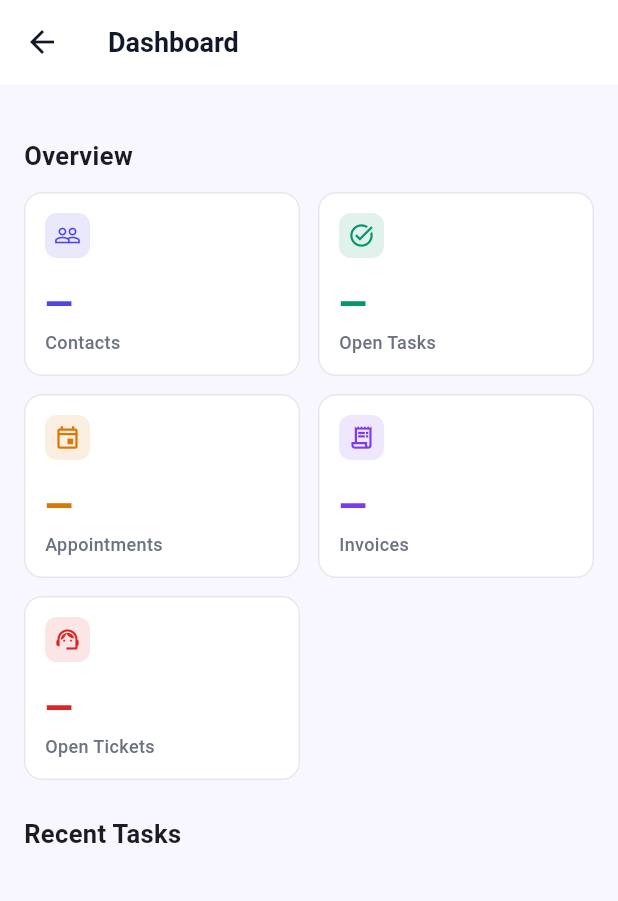
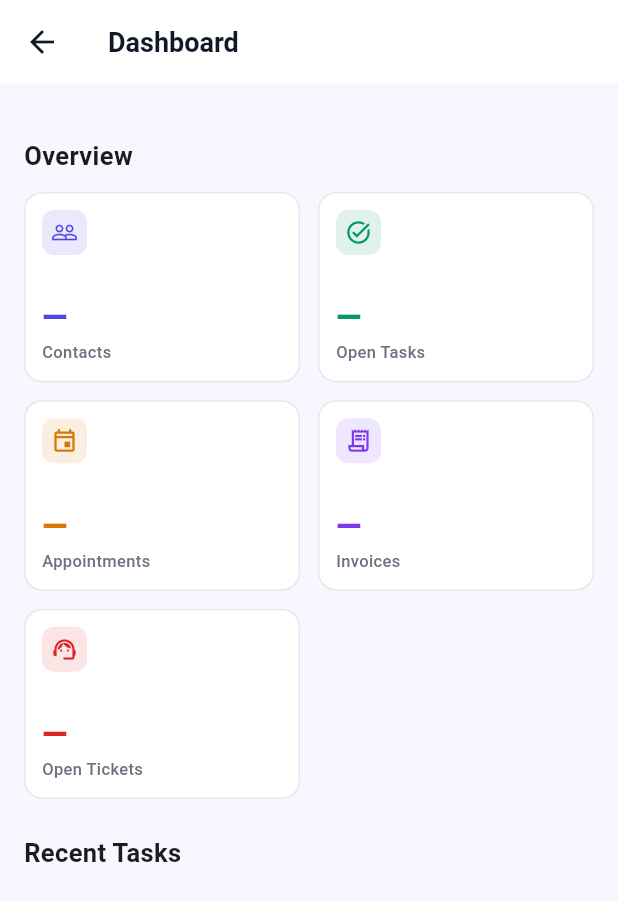
Before and after one commit to EmmanuelMsafiri1992/Zonse2026, a Flutter app: the DashboardScreen screen opened directly, on a phone screen of 412 x 824 dp. Shown: the top 901 px of the screen. Run offline on Flutter 3.47's test engine with Material 3 defaults, Android fonts, the phone set to English and light mode, and no system bars; our stand-ins replace dio, flutter_riverpod, flutter_secure_storage; accounts and stored records are empty; network calls fail.

Commit message:
Fix mobile UI responsiveness and splash screen branding
- Replace generic icon in splash/loading screen with Zonseob logo mark and wordmark
- Fix dashboard stat cards overflow by using fixed childAspectRatio and reduced padding
- Shorten "Dashboard" nav label to "Home" to prevent wrapping on 7-item nav bar
- Add maxLines + ellipsis overflow to contact, task, invoice, and appointment list items
- Wrap task card badge column in ConstrainedBox to prevent right-side overflow
- Add Flexible to ticket card requester name so priority badge never gets pushed out
- Fix invoice detail label column using Expanded on value side for long content
- Add overflow handling to StatusBadge text globally

Co-Authored-By: Claude Sonnet 4.6 <noreply@anthropic.com>

```diff
--- a/mobile/lib/features/appointments/screens/appointments_screen.dart
+++ b/mobile/lib/features/appointments/screens/appointments_screen.dart
@@ -97,7 +97,10 @@ class _AppointmentCard extends StatelessWidget {
               child: Column(
                 crossAxisAlignment: CrossAxisAlignment.start,
                 children: [
-                  Text(appointment.title, style: const TextStyle(fontWeight: FontWeight.w600, fontSize: 15)),
+                  Text(appointment.title,
+                      maxLines: 2,
+                      overflow: TextOverflow.ellipsis,
+                      style: const TextStyle(fontWeight: FontWeight.w600, fontSize: 15)),
                   if (starts != null) ...[
                     const SizedBox(height: 4),
                     Row(children: [
--- a/mobile/lib/features/dashboard/screens/dashboard_screen.dart
+++ b/mobile/lib/features/dashboard/screens/dashboard_screen.dart
@@ -56,7 +56,7 @@ class DashboardScreen extends ConsumerWidget {
                 crossAxisCount: 2,
                 mainAxisSpacing: 12,
                 crossAxisSpacing: 12,
-                childAspectRatio: 1.5,
+                childAspectRatio: 1.45,
                 children: [
                   _StatCard(
                     title: 'Contacts',
@@ -166,34 +166,30 @@ class _StatCard extends StatelessWidget {
   Widget build(BuildContext context) {
     return Card(
       child: Padding(
-        padding: const EdgeInsets.all(14),
+        padding: const EdgeInsets.all(12),
         child: Column(
           crossAxisAlignment: CrossAxisAlignment.start,
           mainAxisAlignment: MainAxisAlignment.spaceBetween,
           children: [
-            Row(
-              children: [
-                Container(
-                  padding: const EdgeInsets.all(6),
-                  decoration: BoxDecoration(color: color.withOpacity(0.12), borderRadius: BorderRadius.circular(8)),
-                  child: Icon(icon, color: color, size: 18),
-                ),
-              ],
+            Container(
+              padding: const EdgeInsets.all(6),
+              decoration: BoxDecoration(color: color.withOpacity(0.12), borderRadius: BorderRadius.circular(8)),
+              child: Icon(icon, color: color, size: 18),
             ),
             Column(
               crossAxisAlignment: CrossAxisAlignment.start,
               children: [
                 loading
                     ? SizedBox(
-                        height: 24,
+                        height: 22,
                         width: 48,
                         child: LinearProgressIndicator(color: color, backgroundColor: color.withOpacity(0.1)),
                       )
                     : Text(
                         value ?? '—',
-                        style: TextStyle(fontSize: 24, fontWeight: FontWeight.w800, color: color),
+                        style: TextStyle(fontSize: 22, fontWeight: FontWeight.w800, color: color),
                       ),
-                Text(title, style: const TextStyle(fontSize: 12, color: AppColors.textSecondary, fontWeight: FontWeight.w500)),
+                Text(title, style: const TextStyle(fontSize: 11, color: AppColors.textSecondary, fontWeight: FontWeight.w500)),
               ],
             ),
           ],
--- a/mobile/lib/shared/widgets/status_badge.dart
+++ b/mobile/lib/shared/widgets/status_badge.dart
@@ -17,6 +17,8 @@ class StatusBadge extends StatelessWidget {
       ),
       child: Text(
         label,
+        maxLines: 1,
+        overflow: TextOverflow.ellipsis,
         style: TextStyle(fontSize: 11, fontWeight: FontWeight.w600, color: color),
       ),
     );
```
Also changed, not shown: mobile/lib/features/contacts/screens/contacts_screen.dart (+10 -2 lines), mobile/lib/features/helpdesk/screens/tickets_screen.dart (+6 -1 lines), mobile/lib/features/invoices/screens/invoice_detail_screen.dart (+8 -3 lines), mobile/lib/features/invoices/screens/invoices_screen.dart (+9 -1 lines), mobile/lib/features/tasks/screens/tasks_screen.dart (+6 -1 lines), mobile/lib/main.dart (+6 -15 lines).
